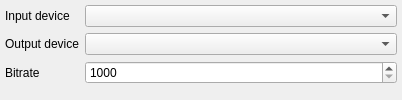
eyecu-im/eyecu-qt, file src/plugins/jinglertp/audiooptions.ui: the form before one commit.
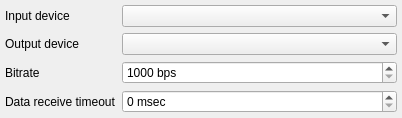
The form after the commit.

Commit message: Add support for data receive timeout in Jingle RTP Sessions. Fix and update translations.

The edit to the form file:
```diff
--- a/src/plugins/jinglertp/audiooptions.ui
+++ b/src/plugins/jinglertp/audiooptions.ui
@@ -7,7 +7,7 @@
     <x>0</x>
     <y>0</y>
     <width>402</width>
-    <height>100</height>
+    <height>114</height>
    </rect>
   </property>
   <property name="windowTitle">
@@ -64,6 +64,9 @@
    </item>
    <item row="3" column="1">
     <widget class="QSpinBox" name="spbBitrate">
+     <property name="suffix">
+      <string> bps</string>
+     </property>
      <property name="minimum">
       <number>1000</number>
      </property>
@@ -72,6 +75,23 @@
      </property>
     </widget>
    </item>
+   <item row="4" column="0">
+    <widget class="QLabel" name="lblTimeout">
+     <property name="text">
+      <string>Data receive timeout</string>
+     </property>
+    </widget>
+   </item>
+   <item row="4" column="1">
+    <widget class="QSpinBox" name="spbTimeout">
+     <property name="suffix">
+      <string> msec</string>
+     </property>
+     <property name="maximum">
+      <number>60000</number>
+     </property>
+    </widget>
+   </item>
   </layout>
  </widget>
  <tabstops>
```
Left out of the diff: 2 changed lines with no effect on the pictures. The commit also changes 188 other files.
